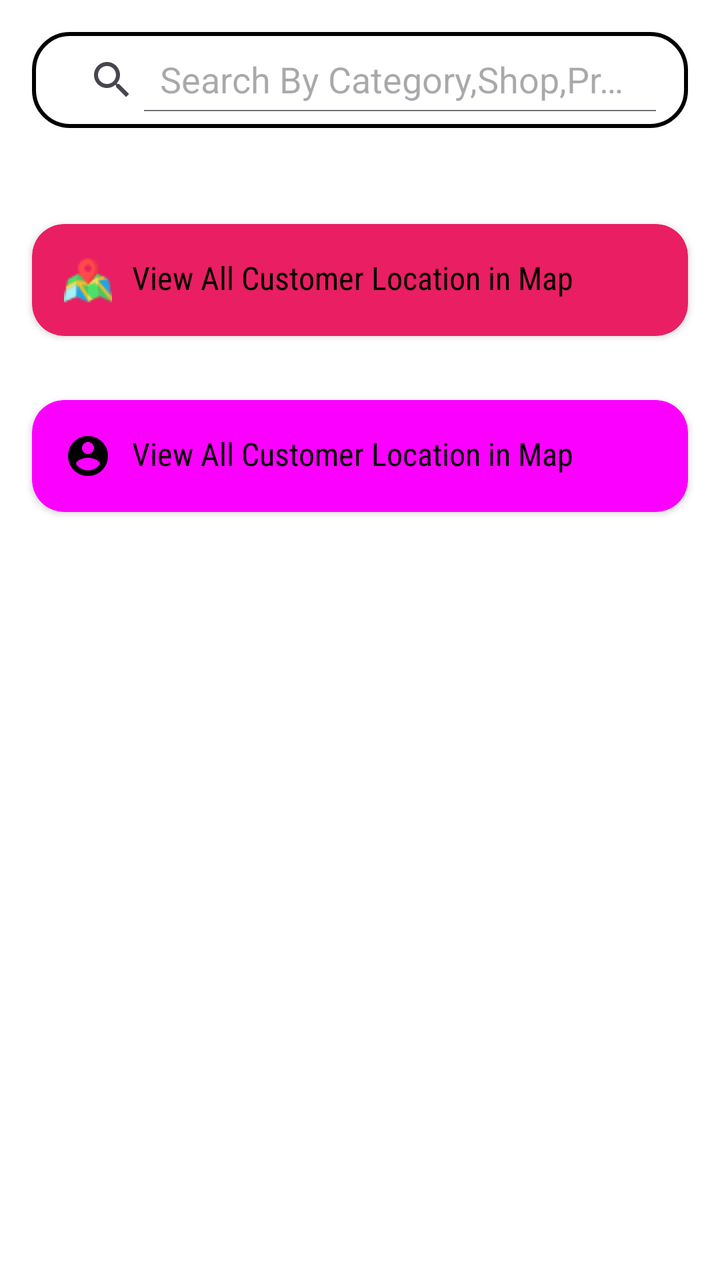
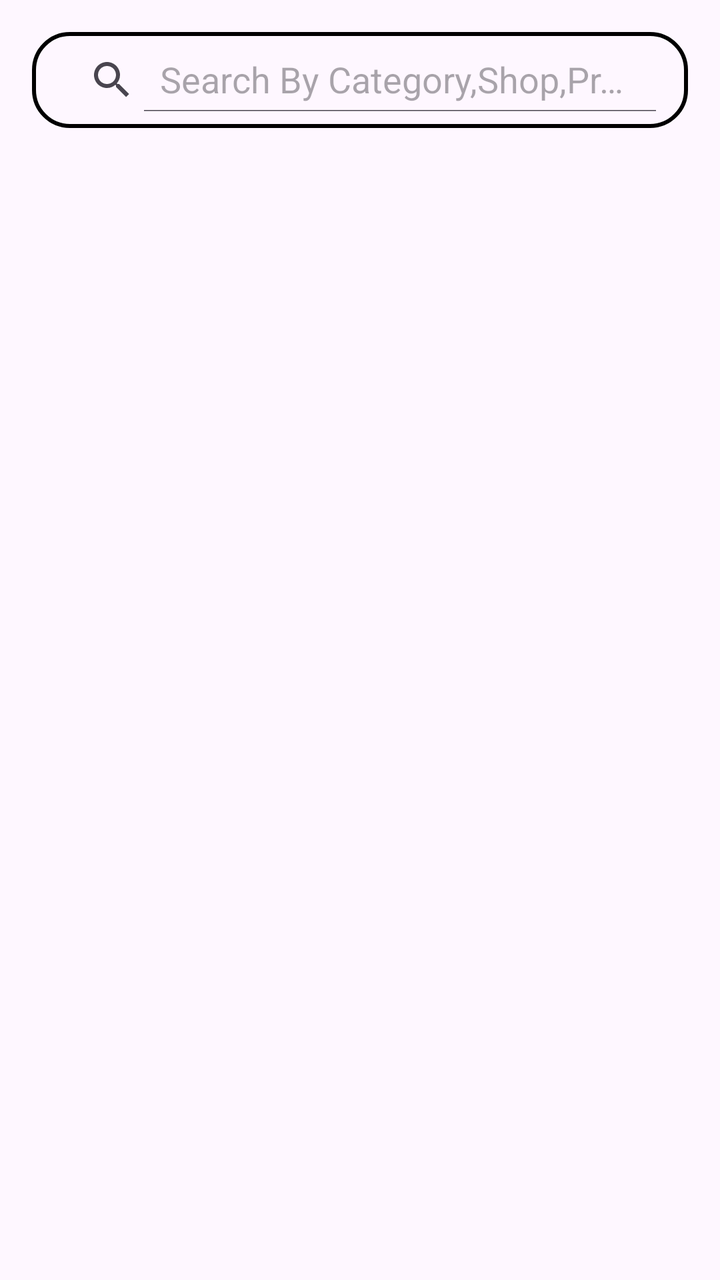

Before-and-after screenshots of an Android layout around one commit, followed by the original layout XML and the change that was made.
<!-- AndroidManifest.xml: activity theme Theme.Material3.Light.NoActionBar -->
<!-- res/layout/activity_admin_home.xml -->
<?xml version="1.0" encoding="utf-8"?>
<LinearLayout
    xmlns:android="http://schemas.android.com/apk/res/android"
    xmlns:app="http://schemas.android.com/apk/res-auto"
    xmlns:tools="http://schemas.android.com/tools"
    android:id="@+id/main"
    android:layout_width="match_parent"
    android:layout_height="match_parent"
    tools:context=".admin.AdminHomeActivity"
    android:background="@color/white"
    android:orientation="vertical">

    <androidx.appcompat.widget.SearchView
        android:layout_width="match_parent"
        android:layout_height="wrap_content"
        android:id="@+id/svCategoryWiseProductSearchProduct"
        app:queryHint="Search By Category,Shop,Product"
        app:iconifiedByDefault="false"
        android:layout_margin="16sp"
        android:padding="8sp"
        android:background="@drawable/et_bg_shape"/>

    <androidx.recyclerview.widget.RecyclerView
        android:id="@+id/rvCategoryWiseProductListofProduct"
        android:layout_width="match_parent"
        android:layout_height="wrap_content"
        android:orientation="horizontal"
        android:padding="8dp"
        android:scrollbars="horizontal" />

    <androidx.cardview.widget.CardView
        android:layout_width="match_parent"
        android:layout_height="wrap_content"
        android:id="@+id/cvAdminHomeCustomerLocation"
        app:cardBackgroundColor="@color/pink1"
        app:cardMaxElevation="16sp"
        app:cardCornerRadius="16sp"
        android:layout_margin="16sp">

        <LinearLayout
            android:layout_width="match_parent"
            android:layout_height="match_parent"
            android:orientation="vertical"
            android:padding="16sp">

            <TextView
                android:layout_width="match_parent"
                android:layout_height="wrap_content"
                android:id="@+id/tvCustomerLocation"
                android:text="View All Customer Location in Map"
                android:textSize="16sp"
                android:textStyle="normal"
                android:textColor="@color/black"
                android:fontFamily="sans-serif-condensed"
                android:drawableLeft="@drawable/map"
                android:drawablePadding="10dp"/>




        </LinearLayout>


    </androidx.cardview.widget.CardView>

    <androidx.cardview.widget.CardView
        android:layout_width="match_parent"
        android:layout_height="wrap_content"
        android:id="@+id/cvAdminHomeCustomerDetails"
        app:cardBackgroundColor="@color/timber0"
        app:cardMaxElevation="16sp"
        app:cardCornerRadius="16sp"
        android:layout_margin="16sp">

        <LinearLayout
            android:layout_width="match_parent"
            android:layout_height="match_parent"
            android:orientation="vertical"
            android:padding="16sp">

            <TextView
                android:layout_width="match_parent"
                android:layout_height="wrap_content"
                android:id="@+id/tvCustomerDetails"
                android:text="View All Customer Location in Map"
                android:textSize="16sp"
                android:textStyle="normal"
                android:textColor="@color/black"
                android:fontFamily="sans-serif-condensed"
                android:drawableLeft="@drawable/user_circle_icon"
                android:drawablePadding="10dp"/>




        </LinearLayout>


    </androidx.cardview.widget.CardView>


    <TextView
        android:layout_width="match_parent"
        android:layout_height="wrap_content"
        android:id="@+id/tvCategoryWiseProductNoProductAvailable"
        android:text="No Product Available"
        android:textColor="@color/black"
        android:textSize="16sp"
        android:textStyle="bold"
        android:fontFamily="cursive"
        android:visibility="gone"
        />


</LinearLayout>
<!-- resources referenced by this layout -->
<resources>
  <color name="black">#FF000000</color>
  <color name="pink1">#FFE91E63</color>
  <color name="timber0">#fc00ff</color>
  <color name="white">#FFFFFFFF</color>
  <!-- drawable et_bg_shape (drawable) -->
  <?xml version="1.0" encoding="utf-8"?>
  <shape
      xmlns:android="http://schemas.android.com/apk/res/android">
  
      <stroke
          android:width="2dp"
          android:color="@color/black"/>
  
      <corners
          android:radius="18dp"/>
  
  
  
  </shape>
  <!-- drawable map: png bitmap (drawable, 1275 bytes) -->
  <!-- drawable user_circle_icon (drawable) -->
  <vector xmlns:android="http://schemas.android.com/apk/res/android" android:height="24dp" android:tint="#000000" android:viewportHeight="24" android:viewportWidth="24" android:width="24dp">
        
      <path android:fillColor="@android:color/white" android:pathData="M12,2C6.48,2 2,6.48 2,12s4.48,10 10,10 10,-4.48 10,-10S17.52,2 12,2zM12,5c1.66,0 3,1.34 3,3s-1.34,3 -3,3 -3,-1.34 -3,-3 1.34,-3 3,-3zM12,19.2c-2.5,0 -4.71,-1.28 -6,-3.22 0.03,-1.99 4,-3.08 6,-3.08 1.99,0 5.97,1.09 6,3.08 -1.29,1.94 -3.5,3.22 -6,3.22z"/>
      
  </vector>
</resources>

<!-- the commit's change to res/layout/activity_admin_home.xml (unified diff, before → after) -->
@@ -7,7 +7,6 @@
     android:layout_width="match_parent"
     android:layout_height="match_parent"
     tools:context=".admin.AdminHomeActivity"
-    android:background="@color/white"
     android:orientation="vertical">
 
     <androidx.appcompat.widget.SearchView
@@ -22,82 +21,9 @@
 
     <androidx.recyclerview.widget.RecyclerView
         android:id="@+id/rvCategoryWiseProductListofProduct"
-        android:layout_width="match_parent"
+        android:layout_width="wrap_content"
         android:layout_height="wrap_content"
-        android:orientation="horizontal"
-        android:padding="8dp"
-        android:scrollbars="horizontal" />
-
-    <androidx.cardview.widget.CardView
-        android:layout_width="match_parent"
-        android:layout_height="wrap_content"
-        android:id="@+id/cvAdminHomeCustomerLocation"
-        app:cardBackgroundColor="@color/pink1"
-        app:cardMaxElevation="16sp"
-        app:cardCornerRadius="16sp"
-        android:layout_margin="16sp">
-
-        <LinearLayout
-            android:layout_width="match_parent"
-            android:layout_height="match_parent"
-            android:orientation="vertical"
-            android:padding="16sp">
-
-            <TextView
-                android:layout_width="match_parent"
-                android:layout_height="wrap_content"
-                android:id="@+id/tvCustomerLocation"
-                android:text="View All Customer Location in Map"
-                android:textSize="16sp"
-                android:textStyle="normal"
-                android:textColor="@color/black"
-                android:fontFamily="sans-serif-condensed"
-                android:drawableLeft="@drawable/map"
-                android:drawablePadding="10dp"/>
-
-
-
-
-        </LinearLayout>
-
-
-    </androidx.cardview.widget.CardView>
-
-    <androidx.cardview.widget.CardView
-        android:layout_width="match_parent"
-        android:layout_height="wrap_content"
-        android:id="@+id/cvAdminHomeCustomerDetails"
-        app:cardBackgroundColor="@color/timber0"
-        app:cardMaxElevation="16sp"
-        app:cardCornerRadius="16sp"
-        android:layout_margin="16sp">
-
-        <LinearLayout
-            android:layout_width="match_parent"
-            android:layout_height="match_parent"
-            android:orientation="vertical"
-            android:padding="16sp">
-
-            <TextView
-                android:layout_width="match_parent"
-                android:layout_height="wrap_content"
-                android:id="@+id/tvCustomerDetails"
-                android:text="View All Customer Location in Map"
-                android:textSize="16sp"
-                android:textStyle="normal"
-                android:textColor="@color/black"
-                android:fontFamily="sans-serif-condensed"
-                android:drawableLeft="@drawable/user_circle_icon"
-                android:drawablePadding="10dp"/>
-
-
-
-
-        </LinearLayout>
-
-
-    </androidx.cardview.widget.CardView>
-
+        android:layout_margin="16sp" />
 
     <TextView
         android:layout_width="match_parent"
<!-- resource entries referenced after the edit -->
@@ -1,9 +1,6 @@
 <!-- resources referenced by this layout -->
 <resources>
   <color name="black">#FF000000</color>
-  <color name="pink1">#FFE91E63</color>
-  <color name="timber0">#fc00ff</color>
-  <color name="white">#FFFFFFFF</color>
   <!-- drawable et_bg_shape (drawable) -->
   <?xml version="1.0" encoding="utf-8"?>
   <shape
@@ -19,12 +16,5 @@
   
   
   </shape>
-  <!-- drawable map: png bitmap (drawable, 1275 bytes) -->
-  <!-- drawable user_circle_icon (drawable) -->
-  <vector xmlns:android="http://schemas.android.com/apk/res/android" android:height="24dp" android:tint="#000000" android:viewportHeight="24" android:viewportWidth="24" android:width="24dp">
-        
-      <path android:fillColor="@android:color/white" android:pathData="M12,2C6.48,2 2,6.48 2,12s4.48,10 10,10 10,-4.48 10,-10S17.52,2 12,2zM12,5c1.66,0 3,1.34 3,3s-1.34,3 -3,3 -3,-1.34 -3,-3 1.34,-3 3,-3zM12,19.2c-2.5,0 -4.71,-1.28 -6,-3.22 0.03,-1.99 4,-3.08 6,-3.08 1.99,0 5.97,1.09 6,3.08 -1.29,1.94 -3.5,3.22 -6,3.22z"/>
-      
-  </vector>
 </resources>
 
